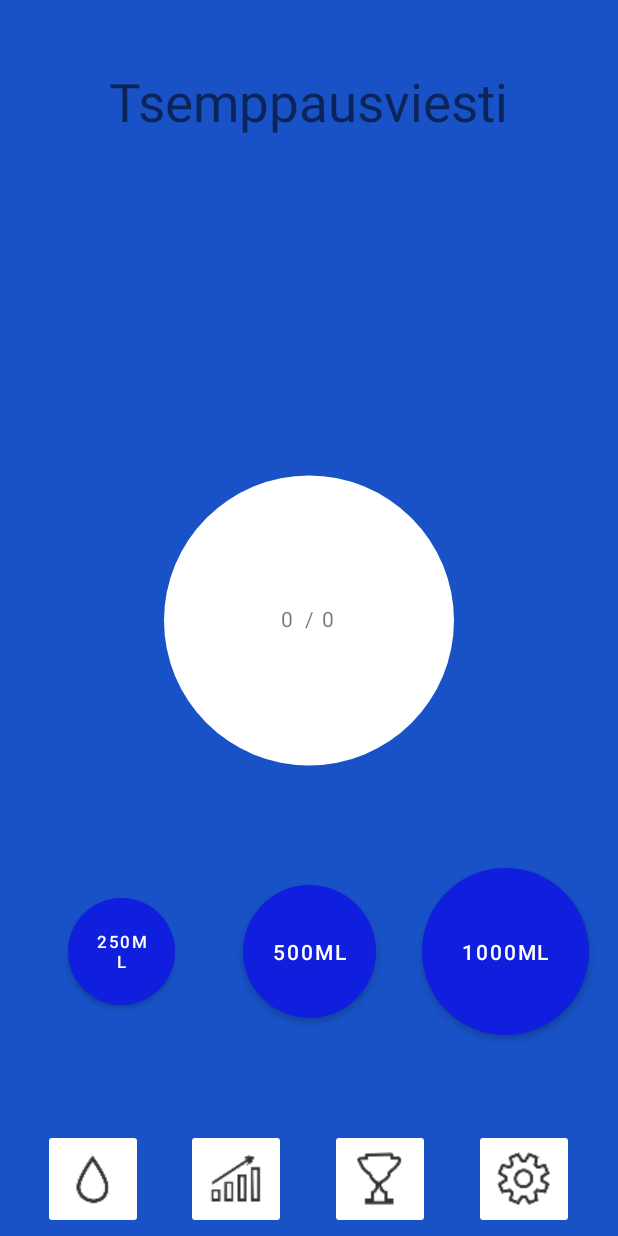
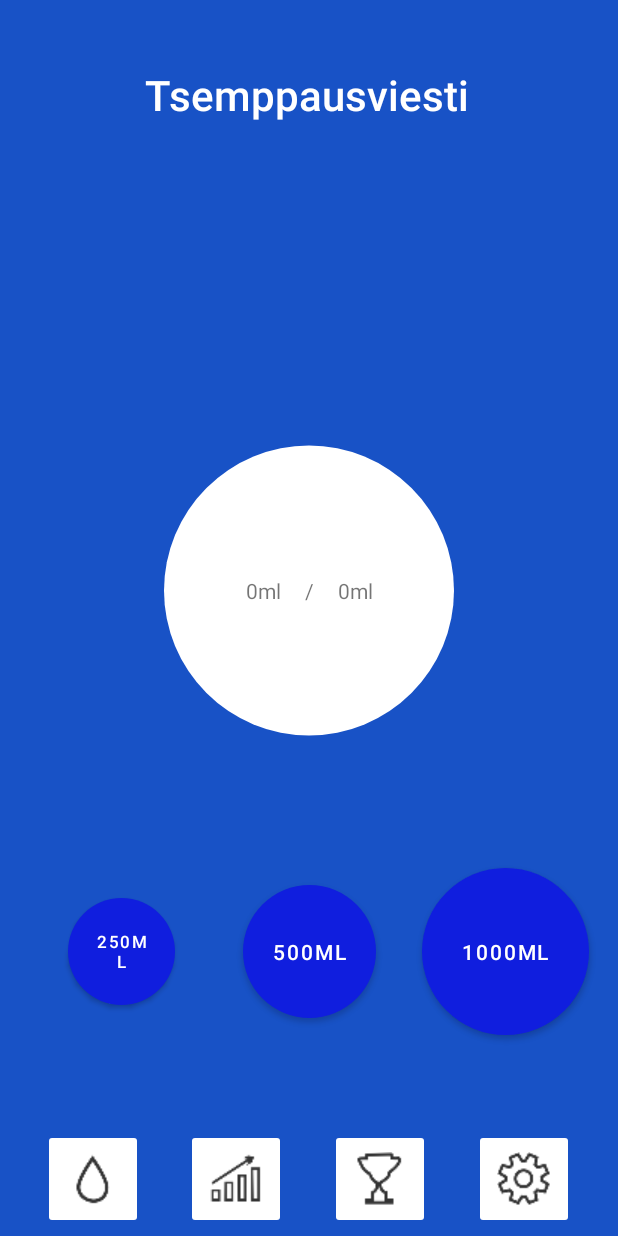
Before and after one commit to Pennane/vesihiisi, an Android app: the MainActivity screen opened directly, with no data from a screen before it, on a phone screen of 412 x 824 dp. Run offline under Robolectric (Android 15) with nearby library versions, the phone set to English and light mode, and no system bars.

Commit message:
Finetune xml

```diff
--- a/app/src/main/res/layout/activity_main.xml
+++ b/app/src/main/res/layout/activity_main.xml
@@ -11,8 +11,8 @@
         android:id="@+id/imageView"
         android:layout_width="193dp"
         android:layout_height="0dp"
-        android:layout_marginTop="263dp"
-        android:layout_marginBottom="26dp"
+        android:layout_marginTop="243dp"
+        android:layout_marginBottom="46dp"
         app:layout_constraintBottom_toTopOf="@+id/buttonmuki2"
         app:layout_constraintEnd_toEndOf="parent"
         app:layout_constraintStart_toStartOf="parent"
@@ -21,41 +21,36 @@
         app:srcCompat="@drawable/circle" />
 
     <TextView
-        android:id="@+id/textView3"
+        android:id="@+id/textViewConsumptionDivider"
         android:layout_width="wrap_content"
         android:layout_height="wrap_content"
         android:text="/"
-        app:layout_constraintBottom_toBottomOf="parent"
-        app:layout_constraintLeft_toLeftOf="parent"
-        app:layout_constraintRight_toRightOf="parent"
-        app:layout_constraintTop_toTopOf="parent" />
+        app:layout_constraintBottom_toBottomOf="@+id/imageView"
+        app:layout_constraintEnd_toEndOf="@+id/imageView"
+        app:layout_constraintStart_toStartOf="@+id/imageView"
+        app:layout_constraintTop_toTopOf="@+id/imageView" />
 
     <TextView
         android:id="@+id/textView"
-        android:layout_width="wrap_content"
+        android:layout_width="25pt"
         android:layout_height="wrap_content"
-        android:layout_marginStart="1dp"
-        android:layout_marginEnd="4dp"
-        android:text="0"
-        app:layout_constraintBottom_toBottomOf="@+id/textView3"
-        app:layout_constraintEnd_toStartOf="@+id/textView2"
-        app:layout_constraintHorizontal_bias="0.925"
+        android:gravity="center"
+        android:text="0ml"
+        app:layout_constraintBottom_toBottomOf="@+id/textViewConsumptionDivider"
+        app:layout_constraintEnd_toStartOf="@+id/textViewConsumptionDivider"
         app:layout_constraintHorizontal_chainStyle="packed"
-        app:layout_constraintStart_toStartOf="parent"
-        app:layout_constraintTop_toTopOf="@+id/textView3"
+        app:layout_constraintTop_toTopOf="@+id/textViewConsumptionDivider"
         app:layout_constraintVertical_bias="0.0" />
 
     <TextView
         android:id="@+id/textView2"
-        android:layout_width="wrap_content"
+        android:gravity="center"
+        android:layout_width="25pt"
         android:layout_height="wrap_content"
-        android:layout_marginStart="5dp"
-        android:text="0"
-        app:layout_constraintBottom_toBottomOf="@+id/textView3"
-        app:layout_constraintEnd_toEndOf="parent"
-        app:layout_constraintHorizontal_bias="0.0"
-        app:layout_constraintStart_toEndOf="@+id/textView3"
-        app:layout_constraintTop_toTopOf="@+id/textView3"
+        android:text="0ml"
+        app:layout_constraintBottom_toBottomOf="@+id/textViewConsumptionDivider"
+        app:layout_constraintStart_toEndOf="@+id/textViewConsumptionDivider"
+        app:layout_constraintTop_toTopOf="@+id/textViewConsumptionDivider"
         app:layout_constraintVertical_bias="0.0" />
 
     <Button
@@ -104,10 +99,12 @@
         android:layout_height="wrap_content"
         android:layout_marginTop="24dp"
         android:layout_marginBottom="24dp"
+        android:fontFamily="sans-serif-medium"
+        android:gravity="center"
+        android:padding="20dp"
         android:text="Tsemppausviesti"
-        android:textSize="35sp"
-        android:padding="20dp"
-        android:gravity="center"
+        android:textColor="@android:color/white"
+        android:textSize="28sp"
         app:layout_constraintBottom_toTopOf="@+id/imageView"
         app:layout_constraintEnd_toEndOf="parent"
         app:layout_constraintHorizontal_bias="0.495"
```
Also changed, not shown: app/src/main/res/layout/activity_settings.xml (+10 -14 lines).
